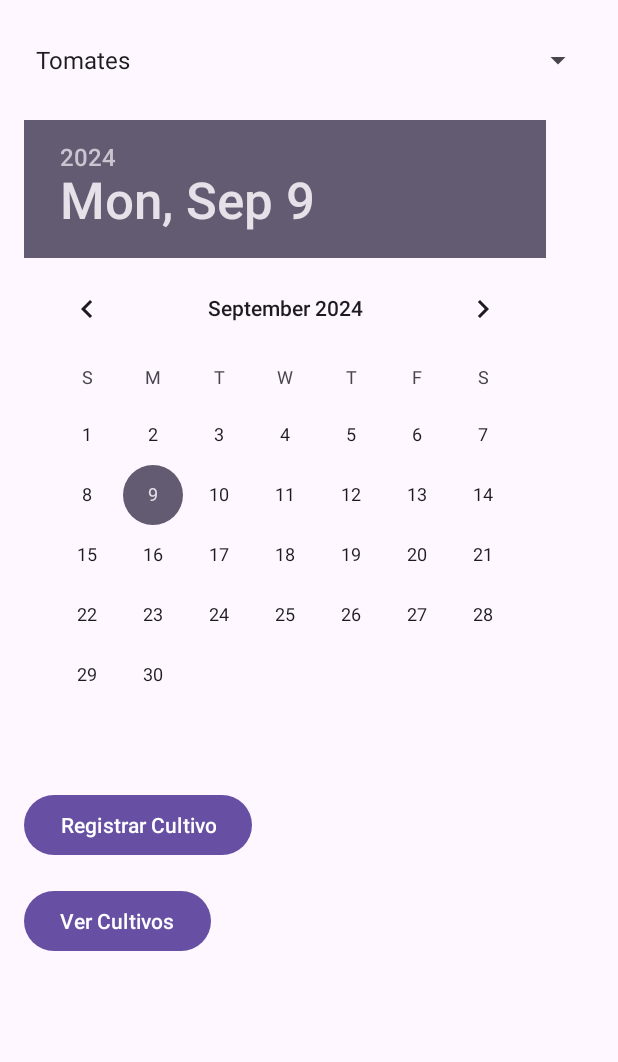
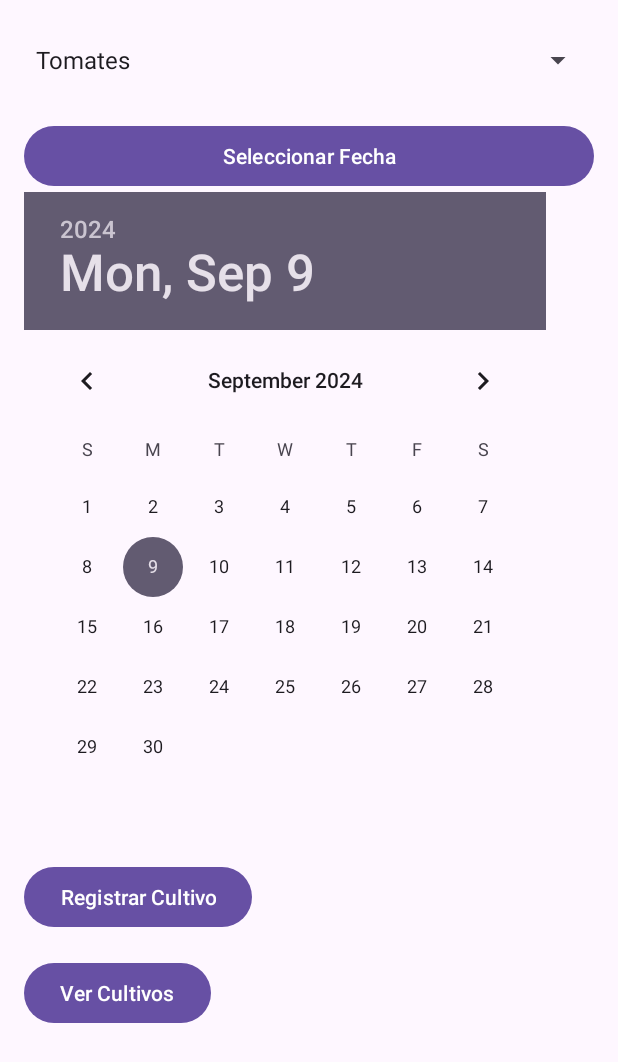
Before and after one commit to Slogica/Cultivos, an Android app: the screen it shows after launch (MainActivity), on a phone screen of 412 x 824 dp. Shown: the top 1062 px of the screen. Run offline under Robolectric (Android 15) with nearby library versions, the phone set to English and light mode, and no system bars.

Commit message:
feat: 0909

```diff
--- a/Cultivo/app/src/main/res/layout/activity_main.xml
+++ b/Cultivo/app/src/main/res/layout/activity_main.xml
@@ -15,6 +15,13 @@
         android:layout_marginBottom="16dp"
         android:minHeight="48dp"
         android:prompt="@string/select_cultivo" />
+
+    <Button
+        android:id="@+id/btnCalendar"
+        android:layout_width="match_parent"
+        android:layout_height="wrap_content"
+        android:text="Seleccionar Fecha"
+        tools:ignore="HardcodedText" />
 
     <!-- DatePicker para seleccionar la fecha de cultivo -->
     <DatePicker
```
